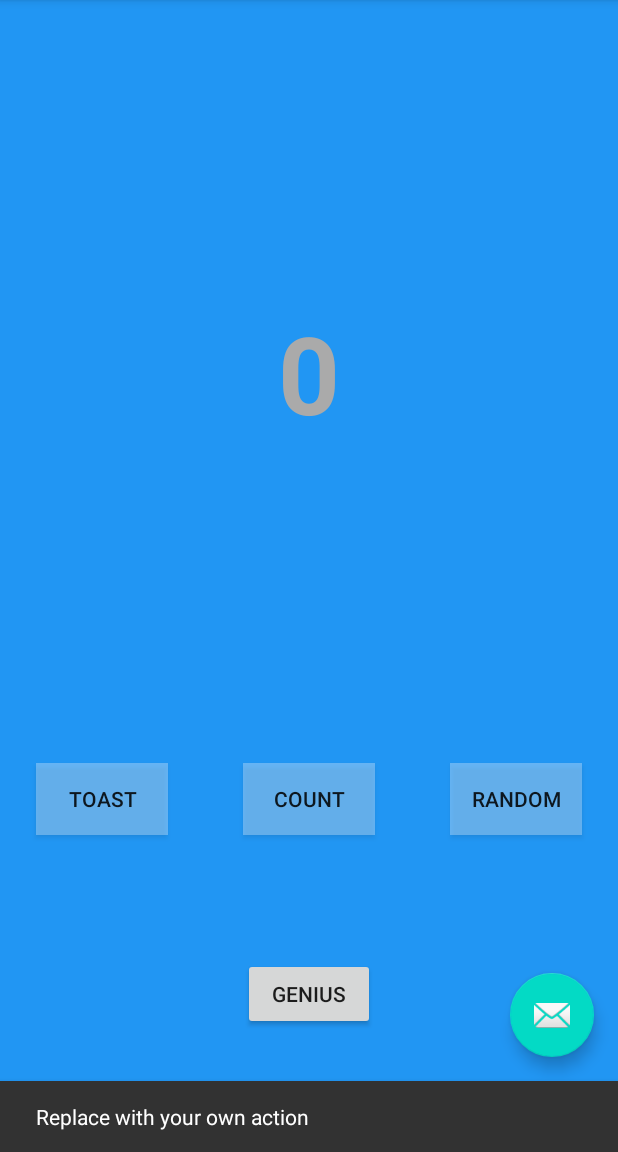
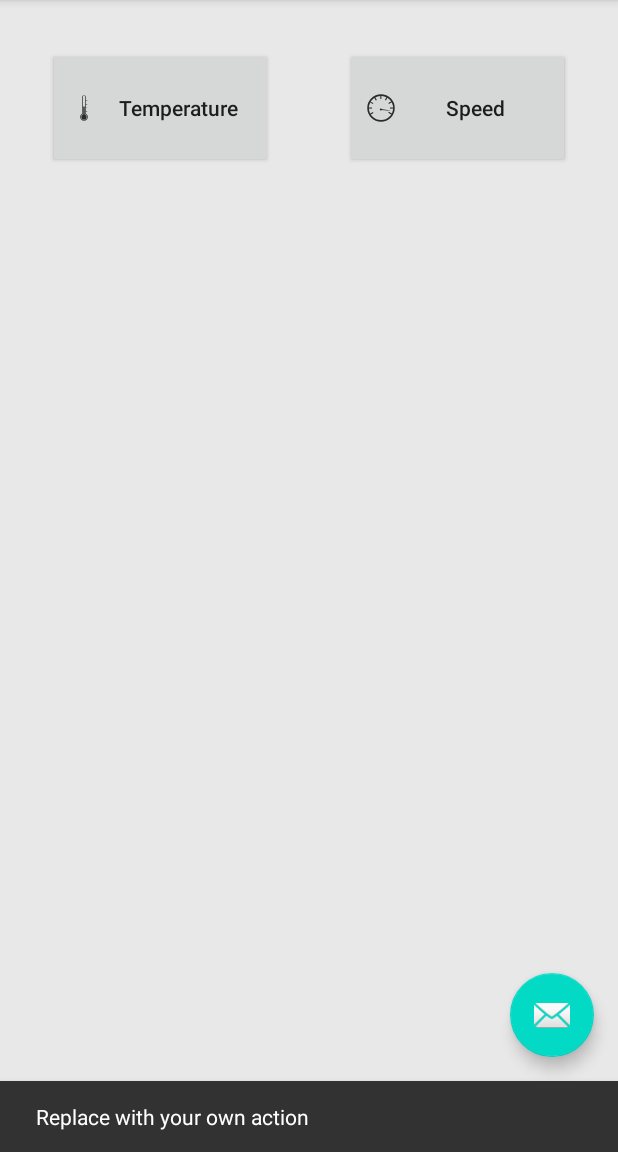
Before and after one commit to The-Converter/The-Converter, an Android app: the screen it shows after launch (MainActivity), after a tap on an icon or button, on a phone screen of 412 x 824 dp, the part 84-1236 px from its top. Run offline under Robolectric (Android 15) with nearby library versions, the phone set to English and light mode, and no system bars.

Commit message:
Added buttons
Added 2 buttons (temperature and speed) with icons

```diff
--- /dev/null
+++ b/app/src/main/res/drawable-anydpi/ic_button_speed.xml
@@ -0,0 +1,50 @@
+<vector xmlns:android="http://schemas.android.com/apk/res/android"
+    android:width="24dp"
+    android:height="24dp"
+    android:viewportWidth="550"
+    android:viewportHeight="550"
+    android:tint="#000000"
+    android:alpha="0.8">
+  <group android:translateX="25"
+      android:translateY="25">
+    <path
+        android:pathData="M250,250m-197.57,0a197.57,197.57 0,1 1,395.14 0a197.57,197.57 0,1 1,-395.14 0"
+        android:strokeWidth="25"
+        android:fillColor="#00000000"
+        android:strokeColor="#555"/>
+    <path
+        android:pathData="M82.07,145.756l51.834,29.926l-8.19,14.186l-51.834,-29.926z"
+        android:fillColor="#555"/>
+    <path
+        android:pathData="M171.897,136.1l-29.926,-51.834l14.186,-8.19l29.926,51.834z"
+        android:fillColor="#555"/>
+    <path
+        android:pathData="M255.74,52.45l-0,59.852l-16.38,0l-0,-59.852z"
+        android:fillColor="#555"/>
+    <path
+        android:pathData="M387.71,242.56h59.852v16.38h-59.852z"
+        android:fillColor="#555"/>
+    <path
+        android:pathData="M52.435,242.56h59.852v16.38h-59.852z"
+        android:fillColor="#555"/>
+    <path
+        android:pathData="M74.519,341.197l51.834,-29.926l8.19,14.186l-51.834,29.926z"
+        android:fillColor="#555"/>
+    <path
+        android:pathData="M414.258,143.629l-51.834,29.926l8.19,14.186l51.834,-29.926z"
+        android:fillColor="#555"/>
+    <path
+        android:pathData="M324.435,133.969l29.926,-51.834l-14.186,-8.19l-29.926,51.834z"
+        android:fillColor="#555"/>
+    <path
+        android:pathData="M421.805,339.061l-51.834,-29.926l-8.19,14.186l51.834,29.926z"
+        android:fillColor="#555"/>
+    <path
+        android:pathData="M247.55,274.28m-15.625,0a15.625,15.625 0,1 1,31.25 0a15.625,15.625 0,1 1,-31.25 0"
+        android:fillColor="#555"/>
+    <path
+        android:pathData="m248.74,282.24 l166.64,11.281 -164.73,-28.325c-11.591,-3.498 -13.731,15.63 -1.907,17.044z"
+        android:fillColor="#555"
+        android:fillType="evenOdd"/>
+  </group>
+</vector>
--- /dev/null
+++ b/app/src/main/res/drawable-anydpi/ic_button_temperature.xml
@@ -0,0 +1,15 @@
+<vector xmlns:android="http://schemas.android.com/apk/res/android"
+    android:width="24dp"
+    android:height="24dp"
+    android:viewportWidth="5765.2"
+    android:viewportHeight="5765.2"
+    android:tint="#000000"
+    android:alpha="0.8">
+  <group android:translateX="2273.6"
+      android:translateY="823.6">
+    <path
+        android:pathData="m913,2981c182,105 304,302 304,527 0,336 -273,609 -609,609s-609,-273 -609,-609c0,-225 122,-422 304,-527v-2677c0,-167 137,-304 304,-304s304,137 304,304v556h209v78h-209v492h209v78h-209v492h209v78h-209v492h209v78h-209v336zM726,3094v-1257h-236v1257c-181,51 -313,217 -313,414 0,238 193,431 431,431s431,-193 431,-431c0,-197 -132,-363 -313,-414zM803,3044v-2740c0,-107 -88,-195 -195,-195s-195,88 -195,195v2740l-55,32c-154,89 -250,254 -250,433 0,276 224,499 499,499 276,0 499,-224 499,-499 0,-179 -95,-343 -250,-433l-55,-32z"
+        android:fillColor="#000000"
+        android:fillType="evenOdd"/>
+  </group>
+</vector>
--- a/app/src/main/res/layout/fragment_first.xml
+++ b/app/src/main/res/layout/fragment_first.xml
@@ -4,69 +4,35 @@
     xmlns:tools="http://schemas.android.com/tools"
     android:layout_width="match_parent"
     android:layout_height="match_parent"
-    android:background="@color/screenBackground"
+    android:background="@color/titleScreenBackground"
     tools:context=".FirstFragment">
 
-    <TextView
-        android:id="@+id/textview_first"
-        android:layout_width="wrap_content"
-        android:layout_height="wrap_content"
-        android:gravity="center_horizontal"
-        android:text="@string/hello_first_fragment"
+    <Button
+        android:id="@+id/button_temperature"
+        android:layout_width="150dp"
+        android:layout_height="80dp"
+        android:layout_marginStart="32dp"
+        android:layout_marginLeft="32dp"
+        android:layout_marginTop="32dp"
+        android:drawableLeft="@drawable/ic_button_temperature"
+        android:drawableStart="@drawable/ic_button_temperature"
+        android:text="@string/temperature_button_text"
         android:textAllCaps="false"
-        android:textAppearance="@style/TextAppearance.AppCompat.Body1"
-        android:textColor="@android:color/darker_gray"
-        android:textSize="72sp"
-        android:textStyle="bold"
-        app:layout_constraintBottom_toBottomOf="parent"
-        app:layout_constraintEnd_toEndOf="parent"
         app:layout_constraintStart_toStartOf="parent"
-        app:layout_constraintTop_toTopOf="parent"
-        app:layout_constraintVertical_bias="0.298" />
+        app:layout_constraintTop_toTopOf="parent" />
 
     <Button
-        android:id="@+id/random_button"
-        android:layout_width="wrap_content"
-        android:layout_height="wrap_content"
-        android:layout_marginEnd="24dp"
-        android:layout_marginRight="24dp"
-        android:background="@color/buttonBackground"
-        android:text="@string/random_button_text"
-        app:layout_constraintBottom_toBottomOf="parent"
+        android:id="@+id/button_speed"
+        android:layout_width="150dp"
+        android:layout_height="80dp"
+        android:layout_marginTop="32dp"
+        android:layout_marginEnd="32dp"
+        android:layout_marginRight="32dp"
+        android:drawableLeft="@drawable/ic_button_speed"
+        android:drawableStart="@drawable/ic_button_speed"
+        android:text="@string/speed_button_text"
+        android:textAllCaps="false"
         app:layout_constraintEnd_toEndOf="parent"
-        app:layout_constraintTop_toBottomOf="@+id/textview_first" />
-
-    <Button
-        android:id="@+id/toast_button"
-        android:layout_width="wrap_content"
-        android:layout_height="wrap_content"
-        android:layout_marginStart="24dp"
-        android:layout_marginLeft="24dp"
-        android:background="@color/buttonBackground"
-        android:text="@string/toast_button_text"
-        app:layout_constraintBottom_toBottomOf="parent"
-        app:layout_constraintStart_toStartOf="parent"
-        app:layout_constraintTop_toBottomOf="@+id/textview_first" />
-
-    <Button
-        android:id="@+id/count_button"
-        android:layout_width="wrap_content"
-        android:layout_height="wrap_content"
-        android:background="@color/buttonBackground"
-        android:text="@string/count_button_text"
-        app:layout_constraintBottom_toBottomOf="parent"
-        app:layout_constraintEnd_toStartOf="@+id/random_button"
-        app:layout_constraintStart_toEndOf="@+id/toast_button"
-        app:layout_constraintTop_toBottomOf="@+id/textview_first" />
-
-    <Button
-        android:id="@+id/button"
-        android:layout_width="wrap_content"
-        android:layout_height="wrap_content"
-        android:text="@string/genius_button_text"
-        app:layout_constraintBottom_toBottomOf="parent"
-        app:layout_constraintEnd_toEndOf="parent"
-        app:layout_constraintStart_toStartOf="parent"
-        app:layout_constraintTop_toBottomOf="@+id/count_button" />
+        app:layout_constraintTop_toTopOf="parent" />
 
 </androidx.constraintlayout.widget.ConstraintLayout>
--- a/app/src/main/res/values/colors.xml
+++ b/app/src/main/res/values/colors.xml
@@ -4,6 +4,7 @@
     <color name="colorPrimaryDark">#3700B3</color>
     <color name="colorAccent">#03DAC5</color>
 
+    <color name="titleScreenBackground">#E8E8E8</color>
     <color name="screenBackground">#2196F3</color>
     <color name="buttonBackground">#70BBDEFB</color>
 
--- a/app/src/main/res/values/strings.xml
+++ b/app/src/main/res/values/strings.xml
@@ -10,10 +10,8 @@
     <string name="random_heading">Random number between 0 and %1$s:</string>
 
     <!--  Strings used for Buttons -->
-    <string name="toast_button_text">Toast</string>
-    <string name="random_button_text">Random</string>
-    <string name="count_button_text">Count</string>
-    <string name="genius_button_text">Genius</string>
+    <string name="temperature_button_text">Temperature</string>
+    <string name="speed_button_text">Speed</string>>
 
     <!-- Strings used for outputs -->
     <string name="toast_text">Hello Toast!</string>
```
Also changed, not shown: app/src/main/res/drawable-hdpi/ic_button_speed.png (added), app/src/main/res/drawable-hdpi/ic_button_temperature.png (added), app/src/main/res/drawable-mdpi/ic_button_speed.png (added), app/src/main/res/drawable-mdpi/ic_button_temperature.png (added), app/src/main/res/drawable-xhdpi/ic_button_speed.png (added), app/src/main/res/drawable-xhdpi/ic_button_temperature.png (added), app/src/main/res/drawable-xxhdpi/ic_button_speed.png (added), app/src/main/res/drawable-xxhdpi/ic_button_temperature.png (added).
